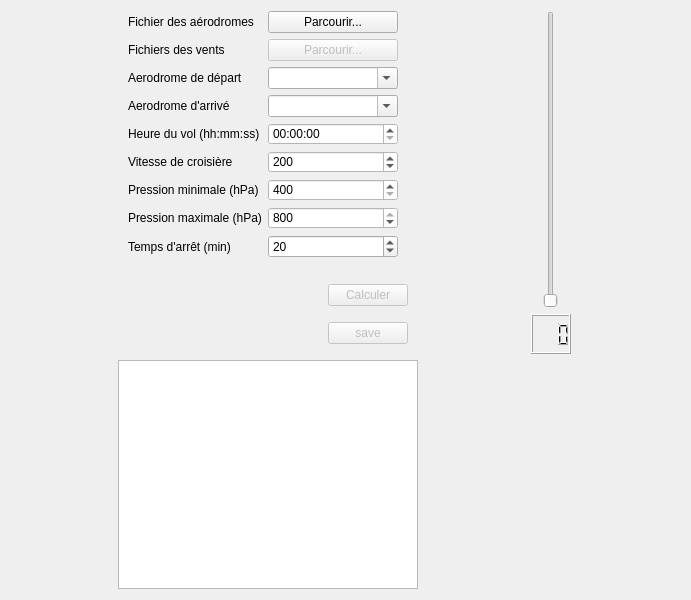
Before: the Qt Designer form interface.ui in leroho/sft, drawn with Qt 5.
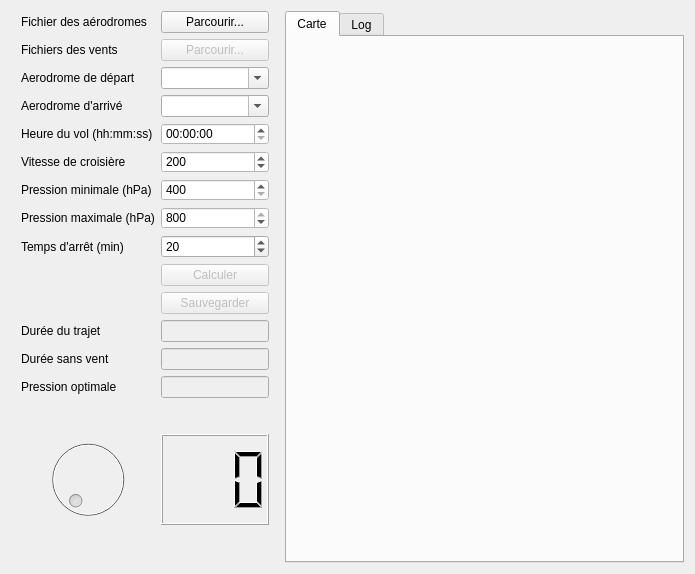
After: the same form once the commit is applied.

```diff
--- a/interface.ui
+++ b/interface.ui
@@ -9,8 +9,8 @@
    <rect>
     <x>0</x>
     <y>0</y>
-    <width>691</width>
-    <height>600</height>
+    <width>695</width>
+    <height>574</height>
    </rect>
   </property>
   <property name="sizePolicy">
@@ -41,59 +41,6 @@
    <string notr="true"/>
   </property>
   <layout class="QGridLayout" name="gridLayout">
-   <item row="0" column="1" rowspan="4">
-    <layout class="QVBoxLayout" name="verticalLayout_radar">
-     <property name="sizeConstraint">
-      <enum>QLayout::SetDefaultConstraint</enum>
-     </property>
-     <property name="leftMargin">
-      <number>0</number>
-     </property>
-     <property name="topMargin">
-      <number>0</number>
-     </property>
-     <property name="rightMargin">
-      <number>0</number>
-     </property>
-     <property name="bottomMargin">
-      <number>0</number>
-     </property>
-    </layout>
-   </item>
-   <item row="1" column="2">
-    <widget class="QLCDNumber" name="lcdNumber_pression">
-     <property name="sizePolicy">
-      <sizepolicy hsizetype="Preferred" vsizetype="Preferred">
-       <horstretch>0</horstretch>
-       <verstretch>0</verstretch>
-      </sizepolicy>
-     </property>
-     <property name="minimumSize">
-      <size>
-       <width>0</width>
-       <height>30</height>
-      </size>
-     </property>
-     <property name="maximumSize">
-      <size>
-       <width>40</width>
-       <height>40</height>
-      </size>
-     </property>
-     <property name="font">
-      <font>
-       <weight>50</weight>
-       <bold>false</bold>
-      </font>
-     </property>
-     <property name="styleSheet">
-      <string notr="true"/>
-     </property>
-     <property name="digitCount">
-      <number>3</number>
-     </property>
-    </widget>
-   </item>
    <item row="0" column="0" rowspan="2">
     <layout class="QVBoxLayout" name="verticalLayout">
      <property name="sizeConstraint">
@@ -114,10 +61,10 @@
      <item>
       <layout class="QGridLayout" name="gridLayout_3">
        <property name="rightMargin">
-        <number>10</number>
+        <number>0</number>
        </property>
        <property name="bottomMargin">
-        <number>10</number>
+        <number>0</number>
        </property>
        <item row="1" column="0">
         <widget class="QLabel" name="label_10">
@@ -461,17 +408,113 @@
          </property>
         </widget>
        </item>
-      </layout>
-     </item>
-     <item>
-      <layout class="QHBoxLayout" name="recherche">
-       <property name="topMargin">
-        <number>10</number>
-       </property>
-       <property name="bottomMargin">
-        <number>0</number>
-       </property>
-       <item alignment="Qt::AlignRight">
+       <item row="15" column="1">
+        <spacer name="verticalSpacer_2">
+         <property name="orientation">
+          <enum>Qt::Vertical</enum>
+         </property>
+         <property name="sizeHint" stdset="0">
+          <size>
+           <width>20</width>
+           <height>40</height>
+          </size>
+         </property>
+        </spacer>
+       </item>
+       <item row="16" column="0">
+        <widget class="QDial" name="dial">
+         <property name="enabled">
+          <bool>false</bool>
+         </property>
+         <property name="minimum">
+          <number>400</number>
+         </property>
+         <property name="maximum">
+          <number>800</number>
+         </property>
+         <property name="singleStep">
+          <number>100</number>
+         </property>
+        </widget>
+       </item>
+       <item row="12" column="0">
+        <widget class="QLabel" name="label">
+         <property name="text">
+          <string>Durée du trajet</string>
+         </property>
+        </widget>
+       </item>
+       <item row="14" column="0">
+        <widget class="QLabel" name="label_2">
+         <property name="text">
+          <string>Pression optimale</string>
+         </property>
+        </widget>
+       </item>
+       <item row="13" column="0">
+        <widget class="QLabel" name="label_3">
+         <property name="text">
+          <string>Durée sans vent</string>
+         </property>
+        </widget>
+       </item>
+       <item row="16" column="1">
+        <widget class="QLCDNumber" name="lcdNumber_pression">
+         <property name="sizePolicy">
+          <sizepolicy hsizetype="Preferred" vsizetype="Preferred">
+           <horstretch>0</horstretch>
+           <verstretch>0</verstretch>
+          </sizepolicy>
+         </property>
+         <property name="minimumSize">
+          <size>
+           <width>0</width>
+           <height>30</height>
+          </size>
+         </property>
+         <property name="maximumSize">
+          <size>
+           <width>16777215</width>
+           <height>16777215</height>
+          </size>
+         </property>
+         <property name="font">
+          <font>
+           <weight>50</weight>
+           <bold>false</bold>
+          </font>
+         </property>
+         <property name="styleSheet">
+          <string notr="true"/>
+         </property>
+         <property name="digitCount">
+          <number>3</number>
+         </property>
+        </widget>
+       </item>
+       <item row="11" column="1">
+        <widget class="QPushButton" name="pushButton_save">
+         <property name="enabled">
+          <bool>false</bool>
+         </property>
+         <property name="sizePolicy">
+          <sizepolicy hsizetype="Preferred" vsizetype="Preferred">
+           <horstretch>0</horstretch>
+           <verstretch>0</verstretch>
+          </sizepolicy>
+         </property>
+         <property name="maximumSize">
+          <size>
+           <width>16777215</width>
+           <height>16777215</height>
+          </size>
+         </property>
+         <property name="text">
+          <string>Sauvegarder</string>
+         </property>
+        </widget>
+       </item>
+       <item row="10" column="1">
         <widget class="QPushButton" name="pushButton_calculer">
          <property name="enabled">
           <bool>false</bool>
@@ -511,74 +554,99 @@
          </property>
         </widget>
        </item>
-      </layout>
-     </item>
-     <item>
-      <layout class="QVBoxLayout" name="verticalLayout_save">
-       <property name="topMargin">
-        <number>10</number>
-       </property>
-       <item alignment="Qt::AlignRight">
-        <widget class="QPushButton" name="pushButton_save">
+       <item row="12" column="1">
+        <widget class="QLineEdit" name="lineEdit_1">
          <property name="enabled">
           <bool>false</bool>
          </property>
          <property name="sizePolicy">
-          <sizepolicy hsizetype="Preferred" vsizetype="Preferred">
+          <sizepolicy hsizetype="Preferred" vsizetype="Fixed">
            <horstretch>0</horstretch>
            <verstretch>0</verstretch>
           </sizepolicy>
          </property>
-         <property name="maximumSize">
-          <size>
-           <width>16777215</width>
-           <height>16777215</height>
-          </size>
+        </widget>
+       </item>
+       <item row="13" column="1">
+        <widget class="QLineEdit" name="lineEdit_2">
+         <property name="enabled">
+          <bool>false</bool>
          </property>
-         <property name="text">
-          <string>save</string>
+         <property name="sizePolicy">
+          <sizepolicy hsizetype="Preferred" vsizetype="Fixed">
+           <horstretch>0</horstretch>
+           <verstretch>0</verstretch>
+          </sizepolicy>
          </property>
         </widget>
        </item>
+       <item row="14" column="1">
+        <widget class="QLineEdit" name="lineEdit_3">
+         <property name="enabled">
+          <bool>false</bool>
+         </property>
+         <property name="sizePolicy">
+          <sizepolicy hsizetype="Preferred" vsizetype="Fixed">
+           <horstretch>0</horstretch>
+           <verstretch>0</verstretch>
+          </sizepolicy>
+         </property>
+        </widget>
+       </item>
       </layout>
      </item>
+     <item>
+      <spacer name="verticalSpacer">
+       <property name="orientation">
+        <enum>Qt::Vertical</enum>
+       </property>
+       <property name="sizeHint" stdset="0">
+        <size>
+         <width>20</width>
+         <height>40</height>
+        </size>
+       </property>
+      </spacer>
+     </item>
     </layout>
    </item>
-   <item row="0" column="2">
-    <widget class="QSlider" name="verticalSlider">
-     <property name="enabled">
-      <bool>false</bool>
+   <item row="0" column="1" rowspan="3">
+    <layout class="QVBoxLayout" name="verticalLayout_radar">
+     <property name="sizeConstraint">
+      <enum>QLayout::SetDefaultConstraint</enum>
      </property>
-     <property name="sizePolicy">
-      <sizepolicy hsizetype="Preferred" vsizetype="Preferred">
-       <horstretch>0</horstretch>
-       <verstretch>0</verstretch>
-      </sizepolicy>
+     <property name="leftMargin">
+      <number>0</number>
      </property>
-     <property name="minimumSize">
-      <size>
-       <width>0</width>
-       <height>0</height>
-      </size>
+     <property name="topMargin">
+      <number>0</number>
      </property>
-     <property name="minimum">
-      <number>400</number>
+     <property name="rightMargin">
+      <number>0</number>
      </property>
-     <property name="maximum">
-      <number>800</number>
+     <property name="bottomMargin">
+      <number>0</number>
      </property>
-     <property name="singleStep">
-      <number>100</number>
-     </property>
-     <property name="tracking">
-      <bool>true</bool>
-     </property>
-     <property name="orientation">
-      <enum>Qt::Vertical</enum>
-     </property>
-    </widget>
+     <item>
+      <widget class="QTabWidget" name="tabWidget">
+       <property name="currentIndex">
+        <number>0</number>
+       </property>
+       <widget class="QWidget" name="carte">
+        <attribute name="title">
+         <string>Carte</string>
+        </attribute>
+       </widget>
+       <widget class="QWidget" name="log">
+        <attribute name="title">
+         <string>Log</string>
+        </attribute>
+       </widget>
+      </widget>
+     </item>
+    </layout>
    </item>
-   <item row="2" column="0" rowspan="2">
+   <item row="2" column="0">
     <widget class="QListWidget" name="listWidget">
      <property name="sizePolicy">
       <sizepolicy hsizetype="Maximum" vsizetype="Expanding">
@@ -586,24 +654,12 @@
        <verstretch>0</verstretch>
       </sizepolicy>
      </property>
-     <property name="minimumSize">
-      <size>
-       <width>0</width>
-       <height>0</height>
-      </size>
-     </property>
      <property name="maximumSize">
       <size>
-       <width>300</width>
-       <height>16777215</height>
+       <width>16777215</width>
+       <height>0</height>
       </size>
      </property>
-     <property name="styleSheet">
-      <string notr="true"/>
-     </property>
-     <property name="sizeAdjustPolicy">
-      <enum>QAbstractScrollArea::AdjustToContents</enum>
-     </property>
     </widget>
    </item>
   </layout>
```
Left out of the diff: 128 changed lines with no effect on the pictures.
